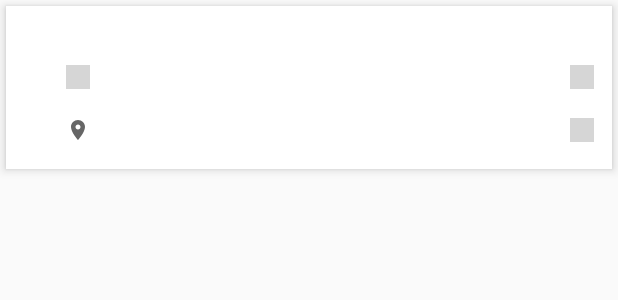
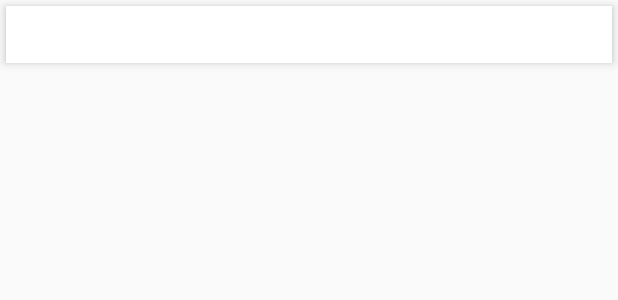
Before and after one commit to shivam-jindal/RemindThere, an Android app: the layout single_row_outer_recyclerview.xml on its own in the app's theme, with its tools: preview values and no code run, on a phone screen of 412 x 824 dp. Shown: the top 300 px of the screen. Run offline under Robolectric (Android 15) with nearby library versions, the phone set to English and light mode, and no system bars; grey boxes are pictures that could not be loaded.

Commit message:
Minor layout changes

```diff
--- a/app/src/main/res/layout/single_row_outer_recyclerview.xml
+++ b/app/src/main/res/layout/single_row_outer_recyclerview.xml
@@ -24,12 +24,13 @@
         android:layout_width="match_parent"
         android:layout_height="wrap_content"
         android:layout_below="@+id/title"
-        android:layout_marginTop="4dp"
         android:layout_marginBottom="4dp"
         android:layout_marginEnd="8dp"
         android:layout_marginStart="36dp"
+        android:layout_marginTop="-4dp"
         android:orientation="horizontal"
-        android:padding="4dp">
+        android:padding="4dp"
+        android:visibility="gone">
 
         <ImageView
             android:layout_width="16dp"
@@ -41,19 +42,19 @@
             android:id="@+id/date_reminder_text"
             android:layout_width="0dp"
             android:layout_height="wrap_content"
+            android:layout_gravity="center_vertical"
             android:layout_weight="1"
             android:paddingLeft="4dp"
             android:paddingRight="4dp"
-            android:layout_gravity="center_vertical"
             android:textColor="@color/reminder_text" />
 
         <ImageView
             android:id="@+id/date_reminder_delete"
             android:layout_width="16dp"
             android:layout_height="16dp"
+            android:layout_gravity="center_vertical"
             android:foregroundGravity="right"
-            android:layout_gravity="center_vertical"
-            android:src="@drawable/ic_delete_black"/>
+            android:src="@drawable/ic_delete_black" />
 
     </LinearLayout>
 
@@ -63,12 +64,13 @@
         android:layout_width="match_parent"
         android:layout_height="wrap_content"
         android:layout_below="@+id/date_reminder_layout"
-        android:layout_marginTop="4dp"
         android:layout_marginBottom="4dp"
         android:layout_marginEnd="8dp"
         android:layout_marginStart="36dp"
+        android:layout_marginTop="-4dp"
         android:orientation="horizontal"
-        android:padding="4dp">
+        android:padding="4dp"
+        android:visibility="gone">
 
         <ImageView
             android:layout_width="16dp"
@@ -80,9 +82,9 @@
             android:id="@+id/location_reminder_text"
             android:layout_width="0dp"
             android:layout_height="wrap_content"
+            android:layout_gravity="center_vertical"
             android:layout_weight="1"
             android:paddingLeft="4dp"
-            android:layout_gravity="center_vertical"
             android:paddingRight="4dp"
             android:textColor="@color/reminder_text" />
 
```
Also changed, not shown: app/src/main/res/layout/add_item_activity.xml (+12 -12 lines).
